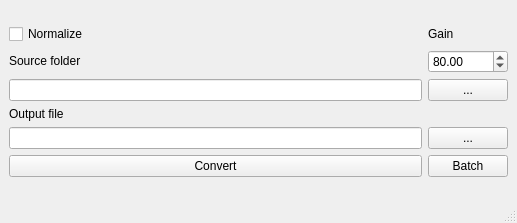
Qt form convertwindow.ui (ArendJanKramer/Numpyviewer) before a commit.
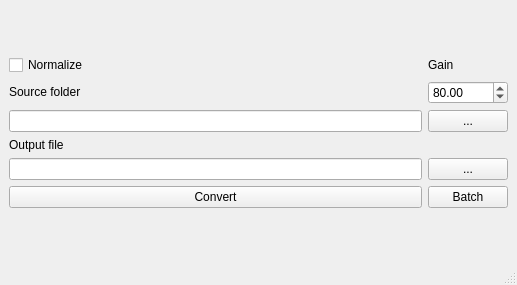
The same form after that commit. Icons and pictures are not drawn.

Commit message: Changed title of convert window. Updated setup

Patch:
```diff
--- a/convertwindow.ui
+++ b/convertwindow.ui
@@ -7,7 +7,7 @@
     <x>0</x>
     <y>0</y>
     <width>517</width>
-    <height>223</height>
+    <height>285</height>
    </rect>
   </property>
   <property name="sizePolicy">
```
Left out of the diff: 5 changed lines with no effect on the pictures. The commit also changes 1 other file.
